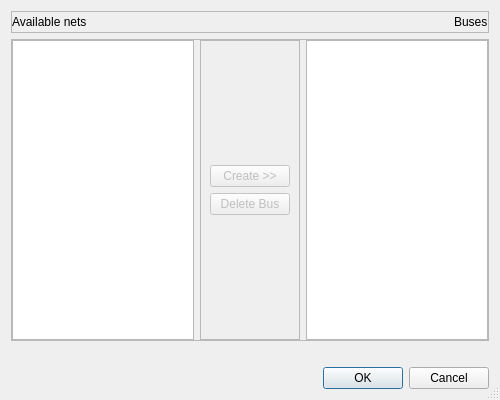
This is src/DialogEditBuses.ui in gdevic/Z80Explorer as Qt 5 draws it before an edit. The edited form follows.
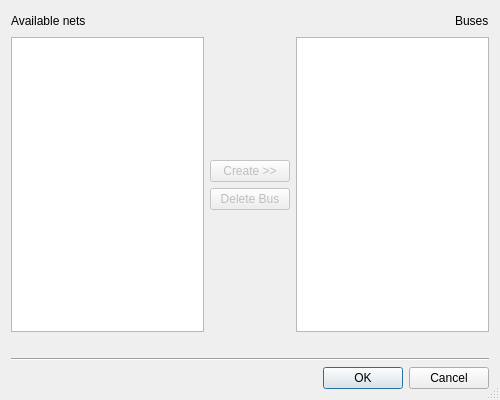
This is the edited form.

Commit message: Rewriting Dialog Edit Buses using a new frameless style

Diff of the .ui file:
```diff
--- a/src/DialogEditBuses.ui
+++ b/src/DialogEditBuses.ui
@@ -18,38 +18,16 @@
   </property>
   <layout class="QVBoxLayout" name="verticalLayout_2">
    <item>
-    <widget class="QFrame" name="frame_3">
-     <property name="frameShape">
-      <enum>QFrame::StyledPanel</enum>
-     </property>
-     <property name="frameShadow">
-      <enum>QFrame::Raised</enum>
-     </property>
-     <layout class="QHBoxLayout" name="horizontalLayout_2">
-      <property name="spacing">
-       <number>0</number>
-      </property>
-      <property name="leftMargin">
-       <number>0</number>
-      </property>
-      <property name="topMargin">
-       <number>0</number>
-      </property>
-      <property name="rightMargin">
-       <number>0</number>
-      </property>
-      <property name="bottomMargin">
-       <number>0</number>
-      </property>
+    <layout class="QHBoxLayout" name="horizontalLayout_1">
       <item>
-       <widget class="QLabel" name="label">
+      <widget class="QLabel" name="label_1">
         <property name="text">
          <string>Available nets</string>
         </property>
        </widget>
       </item>
       <item>
-       <spacer name="horizontalSpacer">
+      <spacer name="horizontalSpacer_1">
         <property name="orientation">
          <enum>Qt::Horizontal</enum>
         </property>
@@ -69,29 +47,9 @@
        </widget>
       </item>
      </layout>
-    </widget>
    </item>
    <item>
-    <widget class="QFrame" name="frame_2">
-     <property name="frameShape">
-      <enum>QFrame::StyledPanel</enum>
-     </property>
-     <property name="frameShadow">
-      <enum>QFrame::Raised</enum>
-     </property>
-     <layout class="QHBoxLayout" name="horizontalLayout">
-      <property name="leftMargin">
-       <number>0</number>
-      </property>
-      <property name="topMargin">
-       <number>0</number>
-      </property>
-      <property name="rightMargin">
-       <number>0</number>
-      </property>
-      <property name="bottomMargin">
-       <number>0</number>
-      </property>
+    <layout class="QHBoxLayout" name="horizontalLayout_2">
       <item>
        <widget class="QListWidget" name="listNets">
         <property name="selectionMode">
@@ -103,16 +61,9 @@
        </widget>
       </item>
       <item>
-       <widget class="QFrame" name="frame">
-        <property name="frameShape">
-         <enum>QFrame::StyledPanel</enum>
-        </property>
-        <property name="frameShadow">
-         <enum>QFrame::Raised</enum>
-        </property>
-        <layout class="QVBoxLayout" name="verticalLayout">
+      <layout class="QVBoxLayout" name="verticalLayout_1">
          <item>
-          <spacer name="verticalSpacer_2">
+        <spacer name="verticalSpacer_1">
            <property name="orientation">
             <enum>Qt::Vertical</enum>
            </property>
@@ -145,7 +96,7 @@
           </widget>
          </item>
          <item>
-          <spacer name="verticalSpacer">
+        <spacer name="verticalSpacer_2">
            <property name="orientation">
             <enum>Qt::Vertical</enum>
            </property>
@@ -158,7 +109,6 @@
           </spacer>
          </item>
         </layout>
-       </widget>
       </item>
       <item>
        <widget class="QListWidget" name="listBuses">
@@ -168,7 +118,6 @@
        </widget>
       </item>
      </layout>
-    </widget>
    </item>
    <item>
     <widget class="QLabel" name="labelNets">
@@ -180,6 +129,13 @@
      </property>
     </widget>
    </item>
+   <item>
+    <widget class="Line" name="line">
+     <property name="orientation">
+      <enum>Qt::Horizontal</enum>
+     </property>
+    </widget>
+   </item>
    <item>
     <widget class="QDialogButtonBox" name="buttonBox">
      <property name="orientation">
```
Lines whose indentation alone changed are shown as unchanged.
